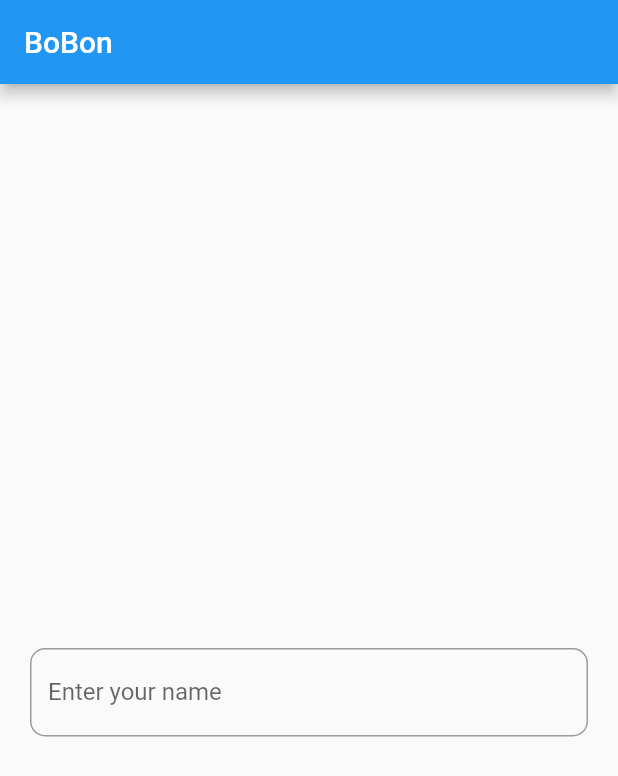
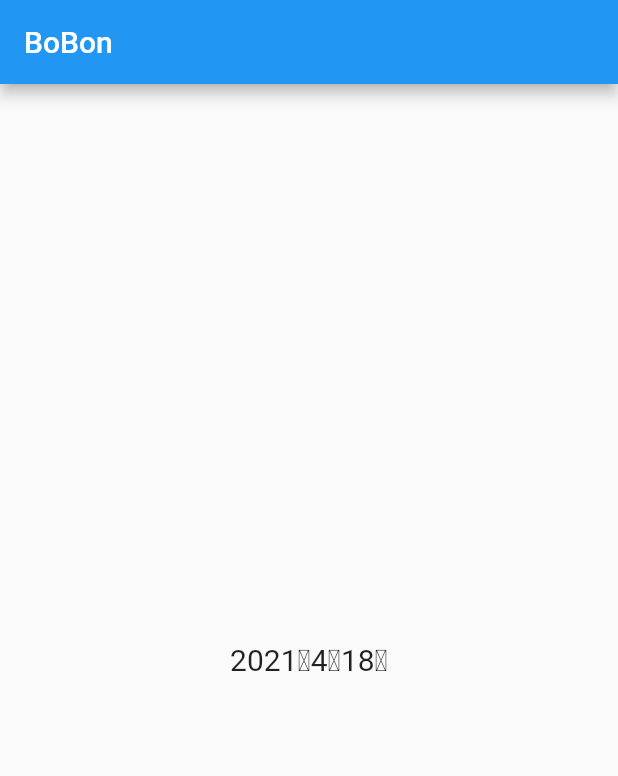
Before and after one commit to huynhminhvangit/hello_world, a Flutter app: the screen it shows after launch, on a phone screen of 412 x 824 dp. Shown: the top 776 px of the screen. Run offline on Flutter 3.47's test engine with Material 2 defaults, Android fonts, the phone set to English and light mode, and no system bars.

Commit message:
add package intl

```diff
--- a/lib/MyApp.dart
+++ b/lib/MyApp.dart
@@ -1,31 +1,28 @@
 import 'package:flutter/material.dart';
+import 'package:intl/date_symbol_data_local.dart';
+import 'package:intl/intl.dart';
 
 // ignore: must_be_immutable
 class MyApp extends StatefulWidget {
-  String name;
-  int age;
-
-  MyApp({required this.name, required this.age});
+  MyApp();
 
   @override
   _MyAppState createState() => _MyAppState();
 }
 
 class _MyAppState extends State<MyApp> with WidgetsBindingObserver {
-  String _value = '';
-
-  final textEditingController = TextEditingController();
+  DateFormat dateFormat = new DateFormat();
 
   @override
   void initState() {
-    print("run initState()");
     super.initState();
-    WidgetsBinding.instance!.addObserver(this);
+    initializeDateFormatting();
+    dateFormat = new DateFormat.yMMMd('ja');
   }
 
   @override
   Widget build(BuildContext context) {
-    print("run build()");
+    DateTime dateTime = new DateTime.now();
     return MaterialApp(
       title: 'Hello World App',
       home: Scaffold(
@@ -39,25 +36,8 @@ class _MyAppState extends State<MyApp> with WidgetsBindingObserver {
               Container(
                 padding: EdgeInsets.symmetric(horizontal: 20, vertical: 10),
                 child: Text(
-                  _value,
+                  dateFormat.format(dateTime),
                   style: TextStyle(fontSize: 20),
-                ),
-              ),
-              Container(
-                padding: EdgeInsets.symmetric(horizontal: 20, vertical: 10),
-                child: TextField(
-                  controller: textEditingController,
-                  onChanged: (text) => this.setState(() {
-                    _value = text;
-                  }),
-                  decoration: InputDecoration(
-                    border: OutlineInputBorder(
-                      borderRadius: const BorderRadius.all(
-                        const Radius.circular(10),
-                      ),
-                    ),
-                    labelText: 'Enter your name',
-                  ),
                 ),
               ),
             ],
@@ -66,22 +46,4 @@ class _MyAppState extends State<MyApp> with WidgetsBindingObserver {
       ),
     );
   }
-
-  // When I know "the app is in background/foreground mode"?
-  @override
-  void didChangeAppLifecycleState(AppLifecycleState state) {
-    super.didChangeAppLifecycleState(state);
-    if (state == AppLifecycleState.paused) {
-      print("App is in Background mode");
-    } else {
-      print("App is in Foreground mode");
-    }
-  }
-
-  @override
-  void dispose() {
-    print("run dispose()");
-    super.dispose();
-    WidgetsBinding.instance!.removeObserver(this);
-  }
 }
--- a/lib/main.dart
+++ b/lib/main.dart
@@ -3,8 +3,5 @@ import 'package:flutter/material.dart';
 import 'MyApp.dart';
 
 void main() {
-  runApp(MyApp(
-    name: 'Bo',
-    age: 4,
-  ));
+  runApp(MyApp());
 }
--- a/pubspec.yaml
+++ b/pubspec.yaml
@@ -28,6 +28,7 @@ dependencies:
   # The following adds the Cupertino Icons font to your application.
   # Use with the CupertinoIcons class for iOS style icons.
   cupertino_icons: ^1.0.2
+  intl: ^0.17.0
 
 dev_dependencies:
   flutter_test:
```
Also changed, not shown: pubspec.lock.
